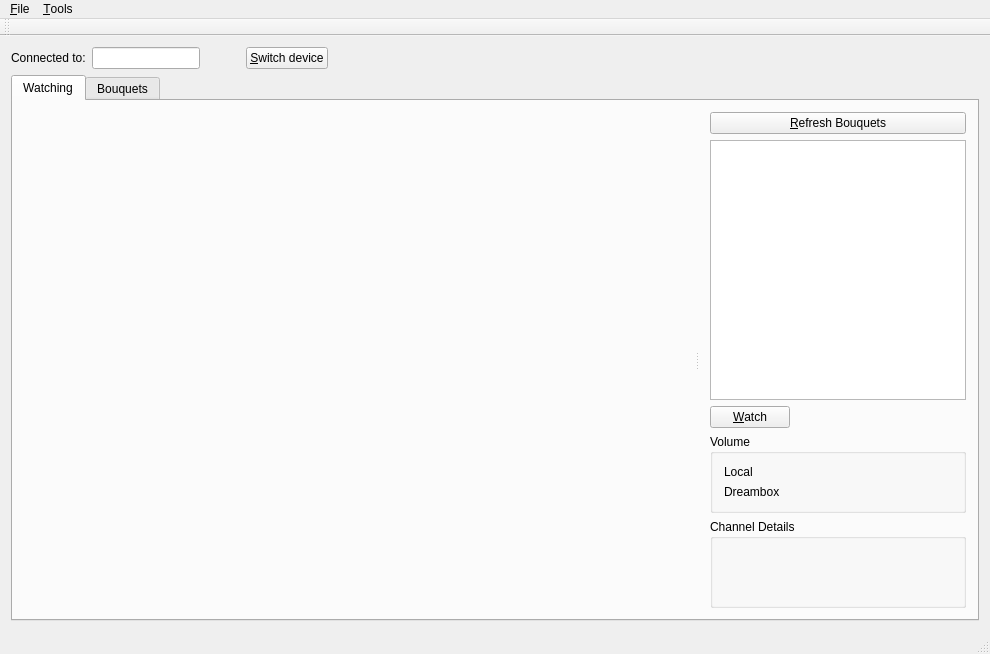
Qt form src/qtdream-gui/qtdream.ui (CMon/qtdream) before a commit.
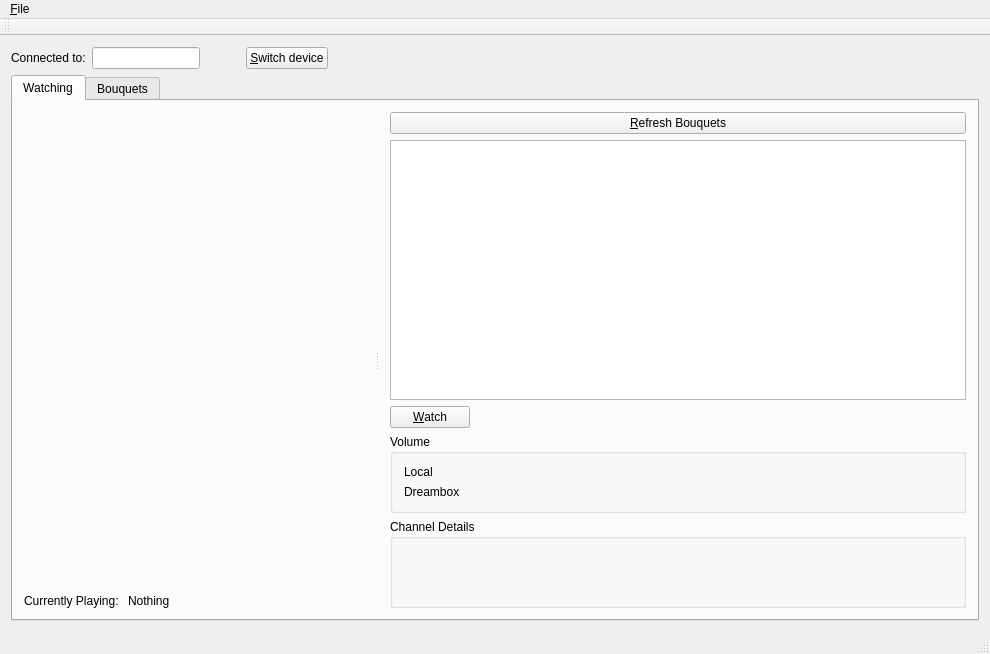
The same form after that commit. Custom widgets are drawn as their Qt base class.

```diff
--- a/src/qtdream-gui/qtdream.ui
+++ b/src/qtdream-gui/qtdream.ui
@@ -83,6 +83,9 @@
           <property name="orientation">
            <enum>Qt::Horizontal</enum>
           </property>
+          <widget class="QWidget" name="layoutWidget">
+           <layout class="QVBoxLayout" name="verticalLayout" stretch="1,0">
+            <item>
           <widget class="MediaVideoWidget" name="vwDreambox" native="true">
            <property name="sizePolicy">
             <sizepolicy hsizetype="Preferred" vsizetype="Preferred">
@@ -91,8 +94,29 @@
             </sizepolicy>
            </property>
           </widget>
+            </item>
+            <item>
+             <layout class="QHBoxLayout" name="horizontalLayout" stretch="0,1">
+              <item>
+               <widget class="QLabel" name="label">
+                <property name="text">
+                 <string>Currently Playing: </string>
+                </property>
+               </widget>
+              </item>
+              <item>
+               <widget class="QLabel" name="lblCurrentlyPlaying">
+                <property name="text">
+                 <string>Nothing</string>
+                </property>
+               </widget>
+              </item>
+             </layout>
+            </item>
+           </layout>
+          </widget>
           <widget class="QWidget" name="verticalLayoutWidget">
-           <layout class="QVBoxLayout" name="verticalLayout">
+           <layout class="QVBoxLayout" name="verticalLayout_2">
             <item>
              <widget class="QPushButton" name="pbRefreshBouquets">
               <property name="text">
@@ -128,7 +152,7 @@
              </widget>
             </item>
             <item>
-             <layout class="QHBoxLayout" name="horizontalLayout">
+             <layout class="QHBoxLayout" name="horizontalLayout_3">
               <item>
                <widget class="QPushButton" name="pbWatch">
                 <property name="text">
@@ -158,7 +182,7 @@
               </property>
               <layout class="QGridLayout" name="gridLayout">
                <item row="0" column="0">
-                <widget class="QLabel" name="label">
+                <widget class="QLabel" name="label_2">
                  <property name="text">
                   <string>Local</string>
                  </property>
@@ -168,7 +192,7 @@
                 <widget class="Phonon::VolumeSlider" name="vsLocalVolume"/>
                </item>
                <item row="1" column="0">
-                <widget class="QLabel" name="label_2">
+                <widget class="QLabel" name="label_4">
                  <property name="text">
                   <string>Dreambox</string>
                  </property>
@@ -185,7 +209,7 @@
               <property name="title">
                <string>Channel Details</string>
               </property>
-              <layout class="QVBoxLayout" name="verticalLayout_2">
+              <layout class="QVBoxLayout" name="verticalLayout_5">
                <item>
                 <widget class="QLabel" name="lblCurrentSender">
                  <property name="font">
@@ -229,7 +253,7 @@
      <x>0</x>
      <y>0</y>
      <width>990</width>
-     <height>25</height>
+     <height>22</height>
     </rect>
    </property>
    <widget class="QMenu" name="menu_File">
@@ -238,16 +262,9 @@
     </property>
     <addaction name="action_Connect"/>
     <addaction name="separator"/>
-    <addaction name="action_Quit"/>
-   </widget>
-   <widget class="QMenu" name="menu_Tools">
-    <property name="title">
-     <string>&amp;Tools</string>
-    </property>
     <addaction name="aConfiguration"/>
    </widget>
    <addaction name="menu_File"/>
-   <addaction name="menu_Tools"/>
   </widget>
   <widget class="QToolBar" name="mainToolBar">
    <attribute name="toolBarArea">
```
Left out of the diff: 4 changed lines with no effect on the pictures. Lines whose indentation alone changed are shown as unchanged.
